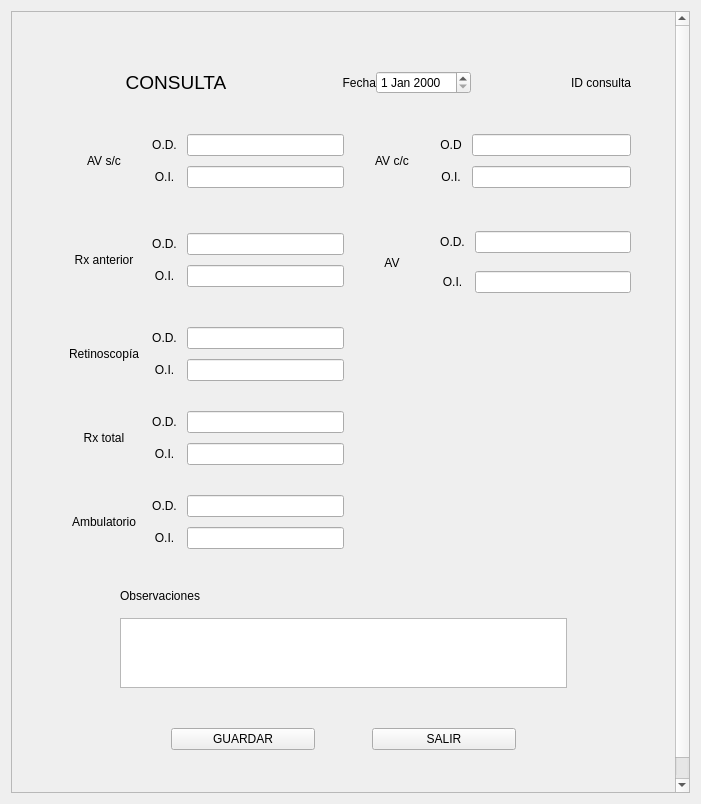
Above: Llenar_Consulta.ui from Matapuercos666/OPTICA before the change. Below: the same form after it.
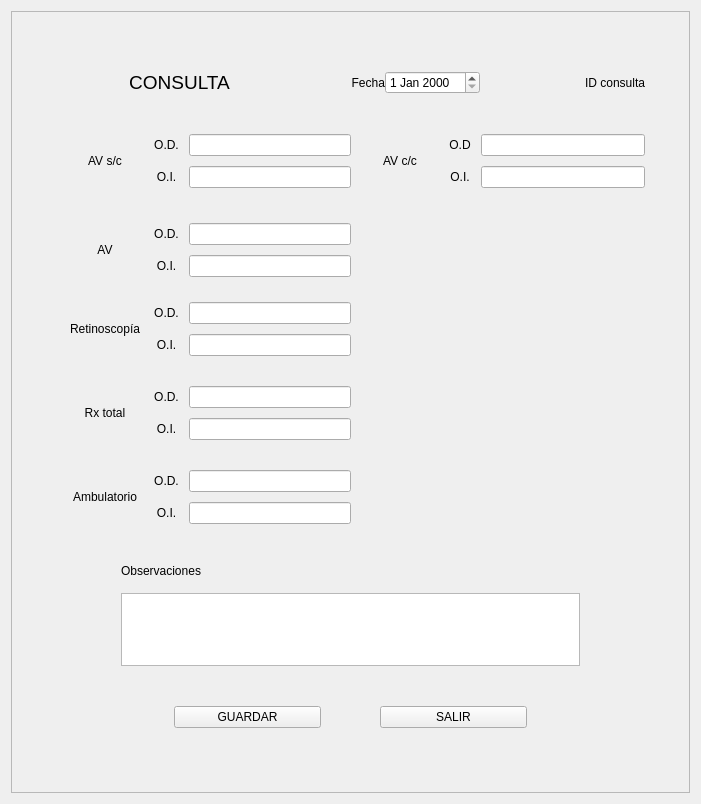
That is the form after the change.

Diff of the .ui file:
```diff
--- a/Llenar_Consulta.ui
+++ b/Llenar_Consulta.ui
@@ -28,7 +28,7 @@
         <x>0</x>
         <y>0</y>
         <width>664</width>
-        <height>836</height>
+        <height>813</height>
        </rect>
       </property>
       <layout class="QGridLayout" name="gridLayout_3">
@@ -104,61 +104,18 @@
              </item>
             </layout>
            </item>
-           <item row="1" column="0">
-            <layout class="QHBoxLayout" name="horizontalLayout_14" stretch="2,4">
-             <property name="spacing">
-              <number>0</number>
+           <item row="1" column="2">
+            <spacer name="horizontalSpacer">
+             <property name="orientation">
+              <enum>Qt::Orientation::Horizontal</enum>
              </property>
-             <property name="topMargin">
-              <number>10</number>
+             <property name="sizeHint" stdset="0">
+              <size>
+               <width>40</width>
+               <height>20</height>
+              </size>
              </property>
-             <property name="bottomMargin">
-              <number>15</number>
-             </property>
-             <item>
-              <widget class="QLabel" name="Titulo4_4">
-               <property name="text">
-                <string>Rx anterior</string>
-               </property>
-               <property name="alignment">
-                <set>Qt::AlignmentFlag::AlignCenter</set>
-               </property>
-              </widget>
-             </item>
-             <item>
-              <layout class="QGridLayout" name="gridLayout_38">
-               <property name="spacing">
-                <number>10</number>
-               </property>
-               <item row="0" column="0">
-                <widget class="QLabel" name="OD_4">
-                 <property name="text">
-                  <string>O.D.</string>
-                 </property>
-                 <property name="alignment">
-                  <set>Qt::AlignmentFlag::AlignCenter</set>
-                 </property>
-                </widget>
-               </item>
-               <item row="1" column="0">
-                <widget class="QLabel" name="OI_4">
-                 <property name="text">
-                  <string>O.I.</string>
-                 </property>
-                 <property name="alignment">
-                  <set>Qt::AlignmentFlag::AlignCenter</set>
-                 </property>
-                </widget>
-               </item>
-               <item row="0" column="1">
-                <widget class="QLineEdit" name="RxAntOD"/>
-               </item>
-               <item row="1" column="1">
-                <widget class="QLineEdit" name="RxAntOI"/>
-               </item>
-              </layout>
-             </item>
-            </layout>
+            </spacer>
            </item>
           </layout>
          </item>
@@ -189,7 +146,11 @@
                   <widget class="QLineEdit" name="RetinoOI"/>
                  </item>
                  <item row="0" column="1">
-                  <widget class="QLineEdit" name="RetinoOD"/>
+                  <widget class="QLineEdit" name="RetinoOD">
+                   <property name="text">
+                    <string/>
+                   </property>
+                  </widget>
                  </item>
                  <item row="0" column="0">
                   <widget class="QLabel" name="OD_5">
@@ -382,7 +343,7 @@
               </widget>
              </item>
              <item>
-              <widget class="QLabel" name="FECHA">
+              <widget class="QLabel" name="label">
                <property name="text">
                 <string>Fecha</string>
                </property>
@@ -392,7 +353,7 @@
               </widget>
              </item>
              <item>
-              <widget class="QDateEdit" name="dateEdit"/>
+              <widget class="QDateEdit" name="FECHA"/>
              </item>
              <item>
               <widget class="QLabel" name="IdConsulta">
```
Left out of the diff: 4 changed lines with no effect on the pictures.
